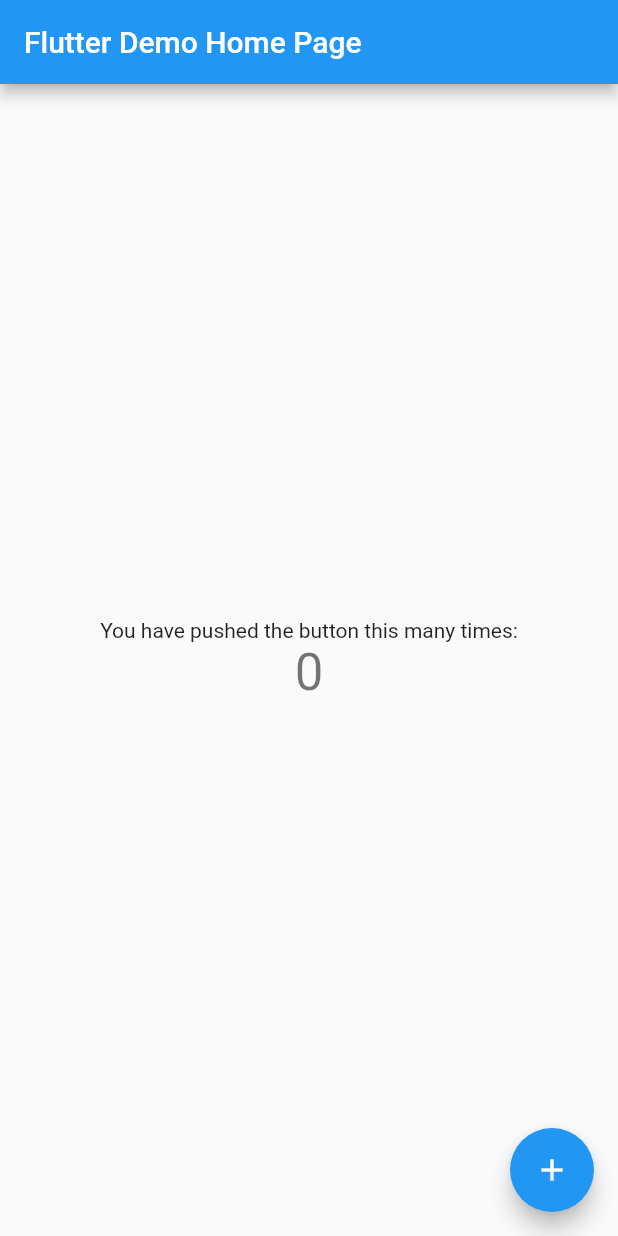
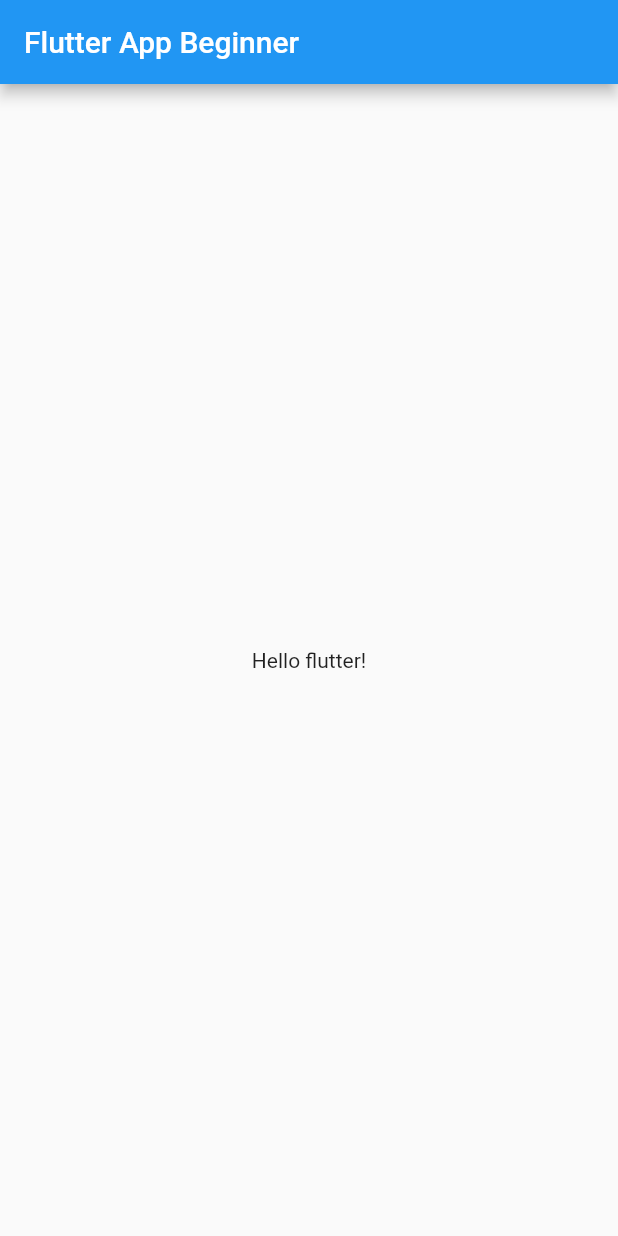
Before and after one commit to kangdongil/flutter_beginner_230113, a Flutter app: the screen it shows after launch, on a phone screen of 412 x 824 dp. Run offline on Flutter 3.47's test engine with Material 2 defaults, Android fonts, the phone set to English and light mode, and no system bars.

Commit message:
Init main.dart

```diff
--- a/lib/main.dart
+++ b/lib/main.dart
@@ -1,115 +1,22 @@
 import 'package:flutter/material.dart';
 
 void main() {
-  runApp(const MyApp());
+  runApp(App());
 }
 
-class MyApp extends StatelessWidget {
-  const MyApp({super.key});
-
-  // This widget is the root of your application.
+class App extends StatelessWidget {
   @override
   Widget build(BuildContext context) {
     return MaterialApp(
-      title: 'Flutter Demo',
-      theme: ThemeData(
-        // This is the theme of your application.
-        //
-        // Try running your application with "flutter run". You'll see the
-        // application has a blue toolbar. Then, without quitting the app, try
-        // changing the primarySwatch below to Colors.green and then invoke
-        // "hot reload" (press "r" in the console where you ran "flutter run",
-        // or simply save your changes to "hot reload" in a Flutter IDE).
-        // Notice that the counter didn't reset back to zero; the application
-        // is not restarted.
-        primarySwatch: Colors.blue,
+      home: Scaffold(
+        appBar: AppBar(
+          title: Text("Flutter App Beginner"),
+        ),
+        body: Center(
+          child: Text("Hello flutter!"),
+        ),
       ),
-      home: const MyHomePage(title: 'Flutter Demo Home Page'),
     );
+    // return CupertinoApp();
   }
 }
-
-class MyHomePage extends StatefulWidget {
-  const MyHomePage({super.key, required this.title});
-
-  // This widget is the home page of your application. It is stateful, meaning
-  // that it has a State object (defined below) that contains fields that affect
-  // how it looks.
-
-  // This class is the configuration for the state. It holds the values (in this
-  // case the title) provided by the parent (in this case the App widget) and
-  // used by the build method of the State. Fields in a Widget subclass are
-  // always marked "final".
-
-  final String title;
-
-  @override
-  State<MyHomePage> createState() => _MyHomePageState();
-}
-
-class _MyHomePageState extends State<MyHomePage> {
-  int _counter = 0;
-
-  void _incrementCounter() {
-    setState(() {
-      // This call to setState tells the Flutter framework that something has
-      // changed in this State, which causes it to rerun the build method below
-      // so that the display can reflect the updated values. If we changed
-      // _counter without calling setState(), then the build method would not be
-      // called again, and so nothing would appear to happen.
-      _counter++;
-    });
-  }
-
-  @override
-  Widget build(BuildContext context) {
-    // This method is rerun every time setState is called, for instance as done
-    // by the _incrementCounter method above.
-    //
-    // The Flutter framework has been optimized to make rerunning build methods
-    // fast, so that you can just rebuild anything that needs updating rather
-    // than having to individually change instances of widgets.
-    return Scaffold(
-      appBar: AppBar(
-        // Here we take the value from the MyHomePage object that was created by
-        // the App.build method, and use it to set our appbar title.
-        title: Text(widget.title),
-      ),
-      body: Center(
-        // Center is a layout widget. It takes a single child and positions it
-        // in the middle of the parent.
-        child: Column(
-          // Column is also a layout widget. It takes a list of children and
-          // arranges them vertically. By default, it sizes itself to fit its
-          // children horizontally, and tries to be as tall as its parent.
-          //
-          // Invoke "debug painting" (press "p" in the console, choose the
-          // "Toggle Debug Paint" action from the Flutter Inspector in Android
-          // Studio, or the "Toggle Debug Paint" command in Visual Studio Code)
-          // to see the wireframe for each widget.
-          //
-          // Column has various properties to control how it sizes itself and
-          // how it positions its children. Here we use mainAxisAlignment to
-          // center the children vertically; the main axis here is the vertical
-          // axis because Columns are vertical (the cross axis would be
-          // horizontal).
-          mainAxisAlignment: MainAxisAlignment.center,
-          children: <Widget>[
-            const Text(
-              'You have pushed the button this many times:',
-            ),
-            Text(
-              '$_counter',
-              style: Theme.of(context).textTheme.headline4,
-            ),
-          ],
-        ),
-      ),
-      floatingActionButton: FloatingActionButton(
-        onPressed: _incrementCounter,
-        tooltip: 'Increment',
-        child: const Icon(Icons.add),
-      ), // This trailing comma makes auto-formatting nicer for build methods.
-    );
-  }
-}
```
Also changed, not shown: 2 other files.
